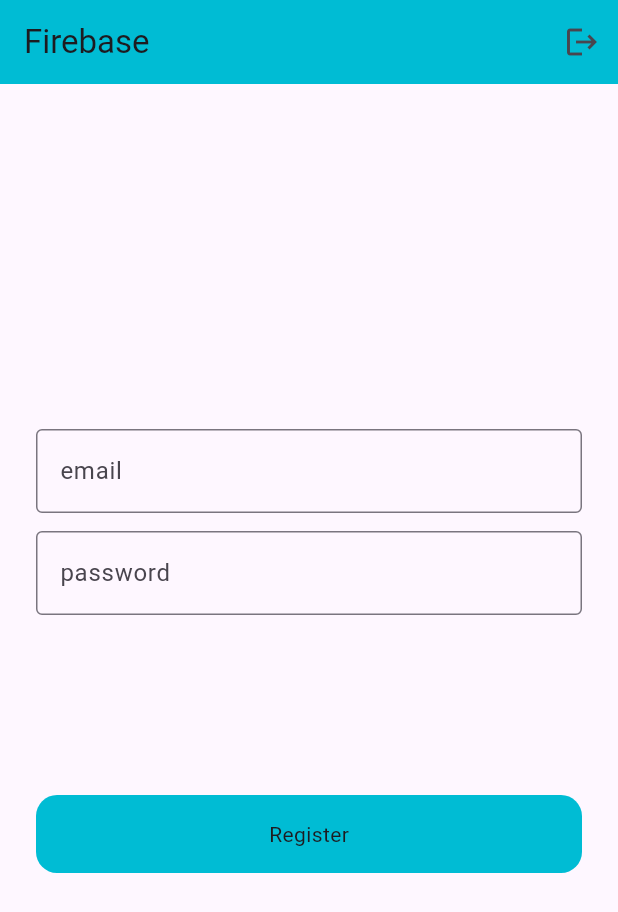
After one commit to AbdullohRazzoqov/firebase_example_app, a Flutter app: the screen it shows after launch, after a tap on "Register", on a phone screen of 412 x 824 dp. The commit adds this screen. Shown: the top 912 px of the screen. Run offline on Flutter 3.47's test engine with Material 3 defaults, Android fonts, the phone set to English and light mode, and no system bars; our stand-ins replace firebase_auth, firebase_core; accounts and stored records are empty; network calls fail.

Commit message:
Firebase: register phone

```diff
--- a/lib/main.dart
+++ b/lib/main.dart
@@ -1,6 +1,7 @@
 import 'package:firebase_core/firebase_core.dart';
 import 'package:firebase_example_app/firebase_options.dart';
 import 'package:firebase_example_app/screen/home.dart';
+import 'package:firebase_example_app/screen/login_phone.dart';
 import 'package:flutter/material.dart';
 
 void main() async {
@@ -25,7 +26,7 @@ class MyApp extends StatelessWidget {
         colorScheme: ColorScheme.fromSeed(seedColor: Colors.deepPurple),
         useMaterial3: true,
       ),
-      home:  Homepage(),
+      home: LoginPhone(),
     );
   }
 }
--- /dev/null
+++ b/lib/screen/login_phone.dart
@@ -0,0 +1,126 @@
+import 'package:firebase_auth/firebase_auth.dart';
+import 'package:flutter/material.dart';
+
+//user  == null uzer mavjud emas
+class LoginPhone extends StatelessWidget {
+  LoginPhone({super.key});
+  TextEditingController inputPhone = TextEditingController();
+  TextEditingController passwordEmail = TextEditingController();
+  FirebaseAuth authUser = FirebaseAuth.instance;
+  @override
+  Widget build(BuildContext context) {
+    return Scaffold(
+        appBar: AppBar(
+          actions: [
+            IconButton(
+              icon: Icon(Icons.logout),
+              onPressed: () async {
+                await authUser.signOut();
+                print('logout');
+              },
+            )
+          ],
+          backgroundColor: Colors.cyan,
+          title: const Text('Firebase'),
+        ),
+        body: Padding(
+          padding: const EdgeInsets.symmetric(horizontal: 24),
+          child: Column(
+            mainAxisAlignment: MainAxisAlignment.center,
+            children: [
+              TextFormField(
+                controller: inputPhone,
+                decoration: InputDecoration(
+                    hintText: 'email', border: OutlineInputBorder()),
+              ),
+              SizedBox(
+                height: 12,
+              ),
+              TextFormField(
+                controller: passwordEmail,
+                decoration: InputDecoration(
+                    hintText: 'password', border: OutlineInputBorder()),
+              ),
+              SizedBox(
+                height: 120,
+              ),
+              GestureDetector(
+                onTap: () {
+                  registerPhone('abs@gmail.com', '112233');
+                },
+                child: Container(
+                  width: double.infinity,
+                  height: 52,
+                  decoration: BoxDecoration(
+                      borderRadius: BorderRadius.circular(14),
+                      color: Colors.cyan),
+                  child: const Center(child: Text('Register')),
+                ),
+              ),
+              SizedBox(
+                height: 12,
+              ),
+            ],
+          ),
+        ));
+  }
+
+  Future registerPhone(String email, String password) async {
+    try {
+      await authUser.verifyPhoneNumber(
+          phoneNumber: '+998901112233',
+          verificationCompleted: (value) {
+            print('verification is Completed');
+          },
+          verificationFailed: (v) {
+            print('verification is Failed');
+          },
+          codeSent: (verificationId, resendToken) async {
+            print('Code send');
+            String code = '112233';
+            PhoneAuthCredential phoneAuth = PhoneAuthProvider.credential(
+                verificationId: verificationId, smsCode: code);
+                //profile ichidan parolni almashtirish kerak
+            // await authUser.confirmPasswordReset(code: code, newPassword: newPassword)
+            await authUser.signInWithCredential(phoneAuth);
+          },
+          codeAutoRetrievalTimeout: (verificationId) {});
+    } on FirebaseAuthException catch (e) {
+      if (e.code == 'user-not-found') {
+        print('No user found for that email.');
+      } else if (e.code == 'wrong-password') {
+        print('Wrong password provided for that user.');
+      }
+    }
+
+    // catch (e) {
+    //   print('error: $e');
+    // }
+  }
+
+  Future loginPhone(String email, String password) async {
+    if (authUser.currentUser == null) {
+      try {
+        UserCredential? login = await authUser.signInWithEmailAndPassword(
+            email: email, password: password);
+        print('LOGINBoldi: ${login.additionalUserInfo}');
+      } catch (e) {
+        print("LoginError: $e");
+      }
+    }
+  }
+
+  Future resedPassword(
+    String email,
+  ) async {
+    if (authUser.currentUser == null) {
+      try {
+        await authUser.sendPasswordResetEmail(
+          email: email,
+        );
+      } catch (e) {
+        print("LoginError: $e");
+      }
+    }
+  }
+}
```
